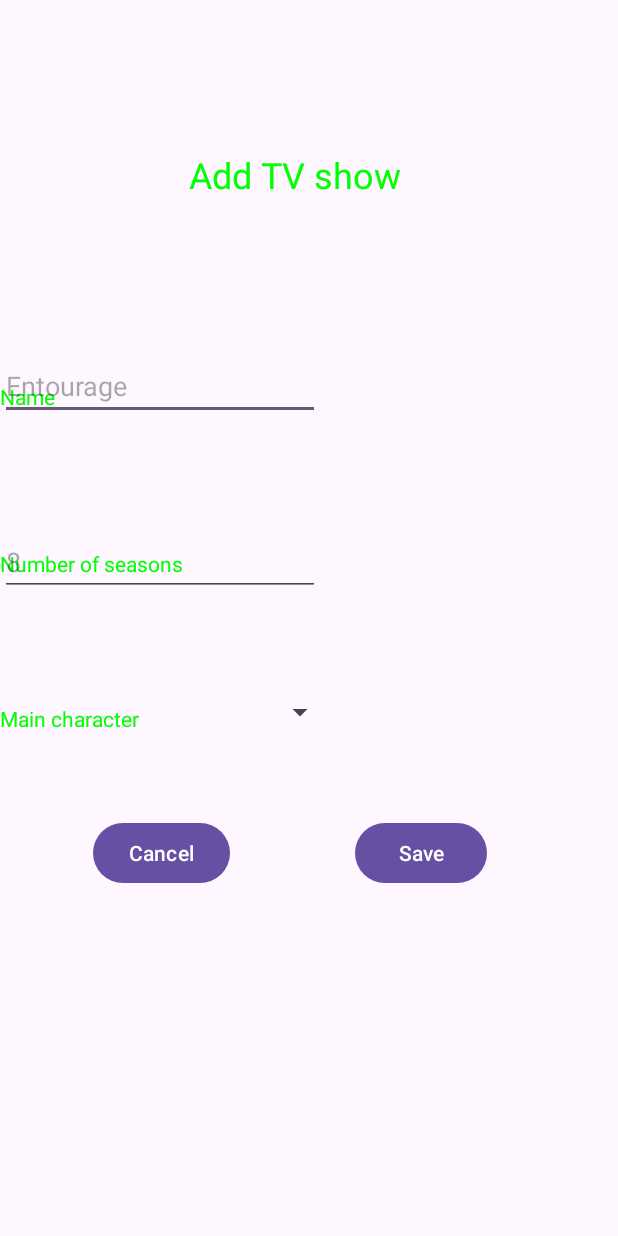
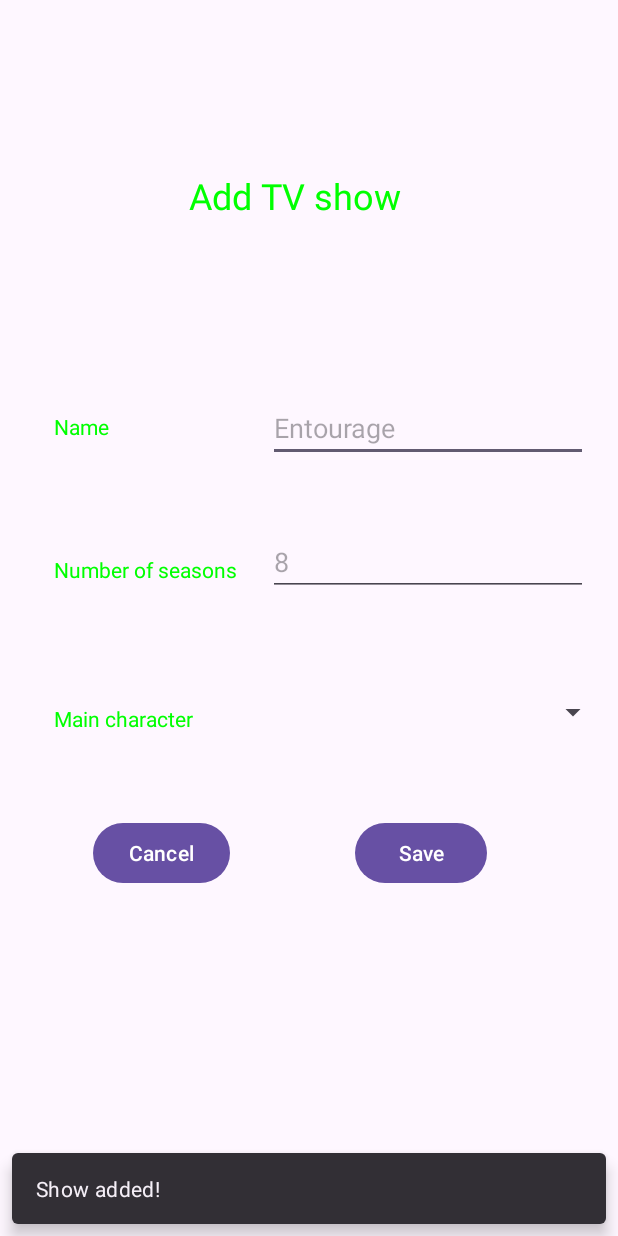
Before and after one commit to aponbas/HHSPrime, an Android app: the screen it shows after launch (AddShowActivity), after a tap on "Save", on a phone screen of 412 x 824 dp. Run offline under Robolectric (Android 15) with nearby library versions, the phone set to English and light mode, and no system bars; 1 statement that could not run was skipped.

Commit message:
huiswerk week 3v2

```diff
--- a/app/src/main/java/com/example/hhsprime/AddShowActivity.java
+++ b/app/src/main/java/com/example/hhsprime/AddShowActivity.java
@@ -1,5 +1,7 @@
 package com.example.hhsprime;
 
+import androidx.activity.result.ActivityResultLauncher;
+import androidx.activity.result.contract.ActivityResultContracts;
 import androidx.appcompat.app.AppCompatActivity;
 
 import android.content.Intent;
@@ -7,26 +9,43 @@ import android.os.Bundle;
 import android.view.View;
 import android.widget.EditText;
 
+import com.example.hhsprime.models.Show;
+import com.google.android.material.snackbar.BaseTransientBottomBar;
+import com.google.android.material.snackbar.Snackbar;
+
 public class AddShowActivity extends AppCompatActivity {
+
+    private ActivityResultLauncher<Intent> launcher;
 
     @Override
     protected void onCreate(Bundle savedInstanceState) {
         super.onCreate(savedInstanceState);
         setContentView(R.layout.activity_add_show);
+        launcher = registerForActivityResult(
+                new ActivityResultContracts.StartActivityForResult(),
+                result -> {
+                    System.out.println(result.getData().getStringExtra("MESSAGE"));
+                });
     }
 
     public void save(View view) {
-        System.out.println("Deze button doet iets!");
+        EditText nameET = findViewById(R.id.main_name_et_id);
+        EditText seasonsET = findViewById(R.id.main_seasons_et_id);
+
+        String name = nameET.getText().toString();
+        int seasons = Integer.parseInt(seasonsET.getText().toString());
+
+        Show show = new Show(name, seasons);
+
+        String snackbarMessage = getString(R.string.add_show_success_text);
+        Snackbar mySnackbar = Snackbar.make(view, snackbarMessage, BaseTransientBottomBar.LENGTH_SHORT);
+        mySnackbar.show();
     }
 
     public void goToAddCharacterActivity(View view) {
         Intent intent = new Intent(this, AddCharacterActivity.class);
-        String characterName = intent.getStringExtra("CHARACTER");
-        if (characterName != null && !characterName.isEmpty()) {
-            EditText nameET = findViewById(R.id.add_character_name_et_id);
-            nameET.setText(characterName);
-        }
+        String characterName = "Vincent Chase";
+        intent.putExtra("CHARACTER", characterName);
+        launcher.launch(intent);
     }
-
-
 }
--- a/app/src/main/java/com/example/hhsprime/models/Show.java
+++ b/app/src/main/java/com/example/hhsprime/models/Show.java
@@ -6,18 +6,23 @@ public class Show {
     private int seasons;
     private Character mainCharacter;
 
+    private static int counter = 0;
+
     public Show() {
+        this.id = counter++;
     }
 
     public Show(String name, int seasons) {
         this.name = name;
         this.seasons = seasons;
+        this.id = counter++;
     }
 
     public Show(String name, int seasons, Character character) {
         this.name = name;
         this.seasons = seasons;
         this.mainCharacter = character;
+        this.id = counter++;
     }
 
     public int getId() {
--- a/app/src/main/res/layout/activity_add_show.xml
+++ b/app/src/main/res/layout/activity_add_show.xml
@@ -35,39 +35,44 @@
         android:id="@+id/textView"
         android:layout_width="wrap_content"
         android:layout_height="wrap_content"
-        android:layout_marginBottom="92dp"
+        android:layout_marginStart="36dp"
+        android:layout_marginBottom="76dp"
         android:text="@string/name_tv_text"
         app:layout_constraintBottom_toTopOf="@+id/main_seasons_tv_id"
-        tools:layout_editor_absoluteX="31dp" />
+        app:layout_constraintStart_toStartOf="parent" />
 
     <TextView
         android:id="@+id/main_seasons_tv_id"
         android:layout_width="wrap_content"
         android:layout_height="wrap_content"
-        android:layout_marginBottom="84dp"
+        android:layout_marginStart="36dp"
+        android:layout_marginBottom="80dp"
         android:text="@string/add_show_seasons_tv_text"
         app:layout_constraintBottom_toTopOf="@+id/main_characters_tv_id"
-        tools:layout_editor_absoluteX="31dp" />
+        app:layout_constraintStart_toStartOf="parent" />
 
     <TextView
         android:id="@+id/main_characters_tv_id"
         android:layout_width="wrap_content"
         android:layout_height="wrap_content"
+        android:layout_marginStart="36dp"
         android:layout_marginBottom="56dp"
         android:text="@string/add_show_characters_tv_text"
         app:layout_constraintBottom_toTopOf="@+id/main_cancel_btn_id"
-        tools:layout_editor_absoluteX="31dp" />
+        app:layout_constraintStart_toStartOf="parent" />
 
     <EditText
         android:id="@+id/main_name_et_id"
         android:layout_width="wrap_content"
         android:layout_height="wrap_content"
-        android:layout_marginBottom="72dp"
+        android:layout_marginBottom="44dp"
         android:ems="10"
         android:hint="@string/add_show_name_et_hint"
         android:inputType="text"
         app:layout_constraintBottom_toTopOf="@+id/main_seasons_et_id"
-        tools:layout_editor_absoluteX="171dp" />
+        app:layout_constraintEnd_toEndOf="parent"
+        app:layout_constraintHorizontal_bias="0.843"
+        app:layout_constraintStart_toEndOf="@+id/textView" />
 
     <EditText
         android:id="@+id/main_seasons_et_id"
@@ -78,7 +83,8 @@
         android:hint="@string/add_show_seasons_et_hint"
         android:inputType="text"
         app:layout_constraintBottom_toTopOf="@+id/main_characters_spnr_id"
-        tools:layout_editor_absoluteX="171dp" />
+        app:layout_constraintEnd_toEndOf="parent"
+        app:layout_constraintStart_toEndOf="@+id/main_seasons_tv_id" />
 
     <Spinner
         android:id="@+id/main_characters_spnr_id"
@@ -86,12 +92,15 @@
         android:layout_height="43dp"
         android:layout_marginBottom="48dp"
         app:layout_constraintBottom_toTopOf="@+id/main_save_btn_id"
-        tools:layout_editor_absoluteX="171dp" />
+        app:layout_constraintEnd_toEndOf="parent"
+        app:layout_constraintHorizontal_bias="0.894"
+        app:layout_constraintStart_toEndOf="@+id/main_characters_tv_id" />
 
     <Button
         android:id="@+id/main_cancel_btn_id"
         android:layout_width="wrap_content"
         android:layout_height="wrap_content"
+        android:onClick="goToAddCharacterActivity"
         android:text="@string/cancel_btn_text"
         app:layout_constraintBottom_toBottomOf="parent"
         app:layout_constraintEnd_toEndOf="parent"
--- a/app/src/main/res/values/strings.xml
+++ b/app/src/main/res/values/strings.xml
@@ -10,9 +10,11 @@
     <string name="add_show_characters_tv_text">Main character</string>>
     <string name="add_show_seasons_et_hint">8</string>
     <string name="add_show_name_et_hint">Entourage</string>
+    <string name="add_show_success_text">Show added!</string>
     <string name="add_character_title_text">Add character</string>
     <string name="add_character_birthday_text">Birthday</string>
     <string name="add_character_back_text">Back</string>
     <string name="add_character_name_et_hint" translatable="false">Vincent Chase</string>
     <string name="add_character_birthday_et_hint" translatable="false">01-01-1980</string>
+    <string name="add_character_success_text">Character added!</string>
 </resources>
```
Also changed, not shown: app/src/main/java/com/example/hhsprime/AddCharacterActivity.java (+28 -0 lines), app/src/main/java/com/example/hhsprime/models/Character.java (+5 -3 lines), app/src/main/res/layout/activity_add_character.xml (+12 -8 lines), 1 other file.
